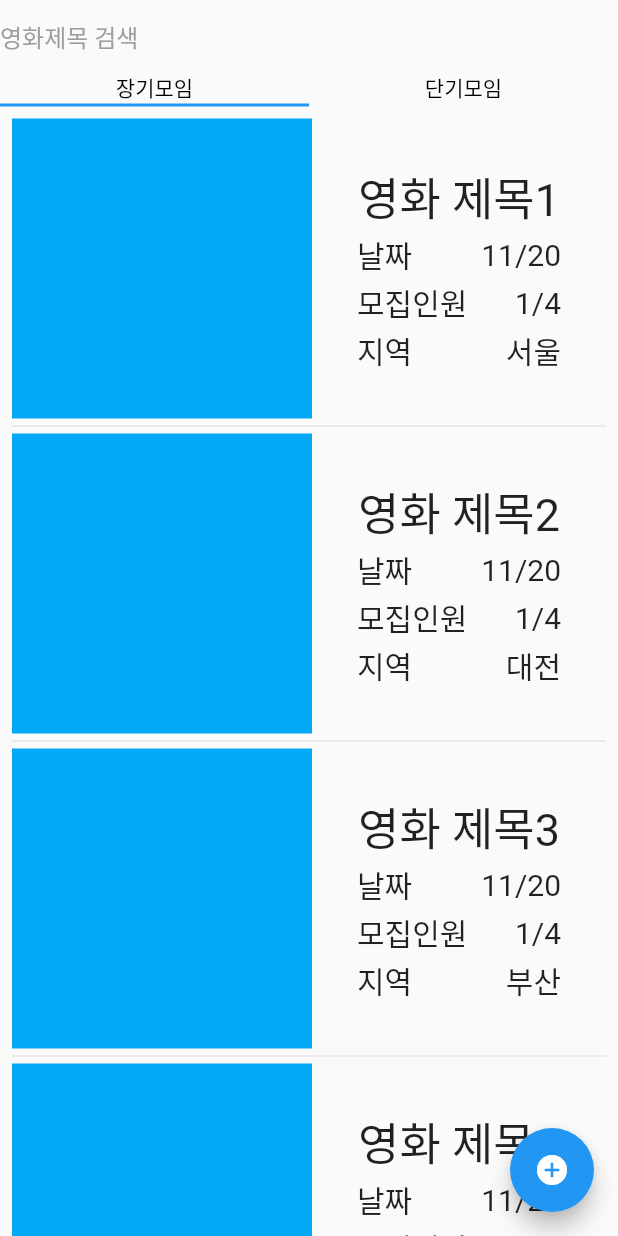
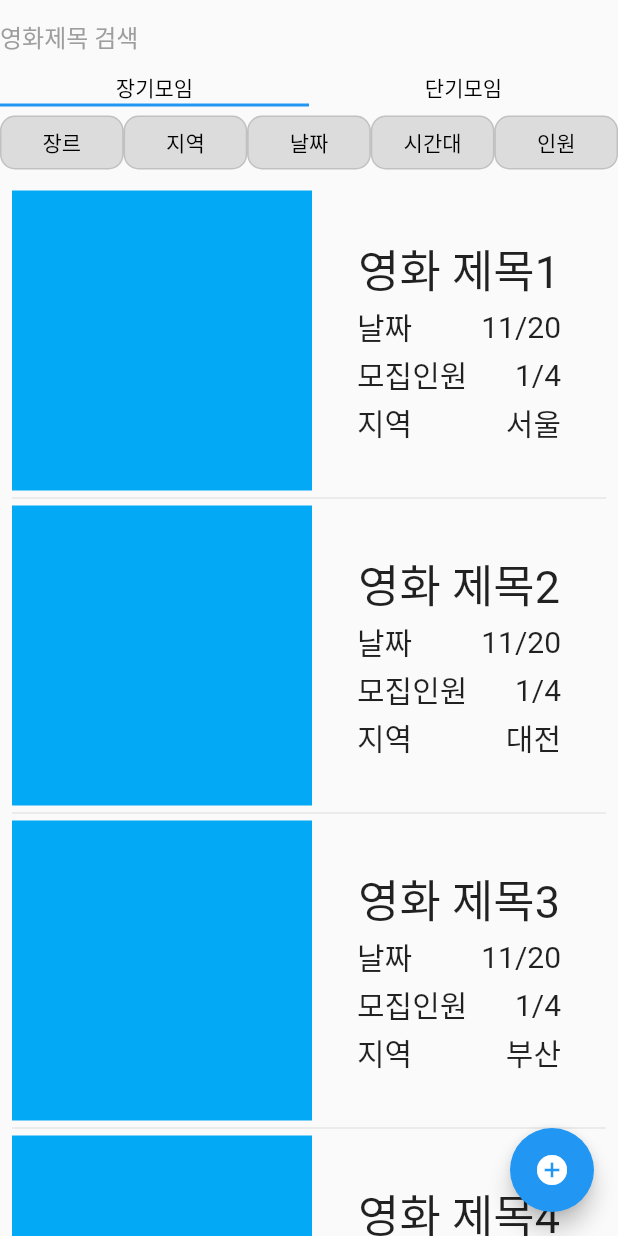
Before and after one commit to c0c0pang/MOVI, a Flutter app: the screen it shows after launch, on a phone screen of 412 x 824 dp. Run offline on Flutter 3.47's test engine with Material 2 defaults, Android fonts, the phone set to English and light mode, and no system bars; our stand-ins replace cloud_firestore, firebase_core, get, pull_to_refresh; accounts and stored records are empty.

Commit message:
매칭 필터 버튼, 매칭 추가 페이지 추가

```diff
--- a/lib/matching/Match.dart
+++ b/lib/matching/Match.dart
@@ -42,6 +42,41 @@ class mainMatchPage extends State<MATCH> with TickerProviderStateMixin {
           ],
           labelColor: Colors.black,  //선택된 Tab 의 label 색상
             unselectedLabelColor: Colors.black,  //선택되지 않은 Tab 의 label 색상
+          ),
+          Row(
+            children:<Widget> [
+              Expanded(
+                child: OutlinedButton(onPressed: (){}, child: Text("장르",style: TextStyle(color: Colors.black),),
+                  style: OutlinedButton.styleFrom(
+                    backgroundColor: Colors.black12,
+                    shape: const RoundedRectangleBorder(borderRadius: BorderRadius.all(Radius.circular(10))),
+                  ),),),
+              Expanded(
+                  child: OutlinedButton(onPressed: (){}, child: Text("지역",style: TextStyle(color: Colors.black),),
+                    style: OutlinedButton.styleFrom(
+                      backgroundColor: Colors.black12,
+                      shape: const RoundedRectangleBorder(borderRadius: BorderRadius.all(Radius.circular(10))),
+                    ),),),
+              Expanded(
+                child: OutlinedButton(onPressed: (){}, child: Text("날짜",style: TextStyle(color: Colors.black),),
+                  style: OutlinedButton.styleFrom(
+                    backgroundColor: Colors.black12,
+                    shape: const RoundedRectangleBorder(borderRadius: BorderRadius.all(Radius.circular(10))),
+                  ),),),
+              Expanded(
+                child: OutlinedButton(onPressed: (){}, child: Text("시간대",style: TextStyle(color: Colors.black),),
+                  style: OutlinedButton.styleFrom(
+                    backgroundColor: Colors.black12,
+                    shape: const RoundedRectangleBorder(borderRadius: BorderRadius.all(Radius.circular(10))),
+                  ),),),
+              Expanded(
+                child: OutlinedButton(onPressed: (){}, child: Text("인원",style: TextStyle(color: Colors.black),),
+                  style: OutlinedButton.styleFrom(
+                    backgroundColor: Colors.black12,
+                    shape: const RoundedRectangleBorder(borderRadius: BorderRadius.all(Radius.circular(10))),
+                  ),),),
+
+            ],
           ),
           Expanded(
               child: TabBarView(
--- a/lib/matching/MatchingLongTerm.dart
+++ b/lib/matching/MatchingLongTerm.dart
@@ -48,6 +48,10 @@ class LongTermState extends State<MatchingLongTerm>{
   ];
   @override
   Widget build(BuildContext context) {
+    return print(context);
+  }
+
+  Widget print(BuildContext context){
     return ListView.separated(
       padding: const EdgeInsets.all(8),
       itemCount: data.length,
@@ -115,6 +119,4 @@ class LongTermState extends State<MatchingLongTerm>{
       ),
     );
   }
-
-
 }
--- a/lib/matching/MatchingShortTerm.dart
+++ b/lib/matching/MatchingShortTerm.dart
@@ -45,11 +45,13 @@ class ShortTermState extends State<MatchingShortTerm>{
       area:"서울",
     ),
   ];
+
   @override
   Widget build(BuildContext context) {
+    List<MatchModel> outputData=data;
     return ListView.separated(
       padding: const EdgeInsets.all(8),
-      itemCount: data.length,
+      itemCount: outputData.length,
       itemBuilder: (context,int index){
         return Row(
             children: [
@@ -66,7 +68,7 @@ class ShortTermState extends State<MatchingShortTerm>{
                     child: Column(
                       mainAxisAlignment: MainAxisAlignment.spaceBetween,
                       children: [
-                        Text(data[index].movieTitle,
+                        Text(outputData[index].movieTitle,
                           style: TextStyle(fontSize: 30),
                         ),
                         Row(
@@ -75,7 +77,7 @@ class ShortTermState extends State<MatchingShortTerm>{
                             Text('날짜',
                               style: TextStyle(fontSize: 20),
                             ),
-                            Text(data[index].date,
+                            Text(outputData[index].date,
                               style: TextStyle(fontSize: 20),
                             )
                           ],
@@ -86,7 +88,7 @@ class ShortTermState extends State<MatchingShortTerm>{
                             Text('모집인원',
                               style: TextStyle(fontSize: 20),
                             ),
-                            Text('${data[index].currentPeople}/${data[index].needPeople}',
+                            Text('${outputData[index].currentPeople}/${outputData[index].needPeople}',
                               style: TextStyle(fontSize: 20),)
                           ],
                         ),
@@ -96,7 +98,7 @@ class ShortTermState extends State<MatchingShortTerm>{
                             Text('지역',
                               style: TextStyle(fontSize: 20),
                             ),
-                            Text(data[index].area,
+                            Text(outputData[index].area,
                               style: TextStyle(fontSize: 20),
                             )
                           ],
```
Lines whose indentation alone changed are shown as unchanged.
